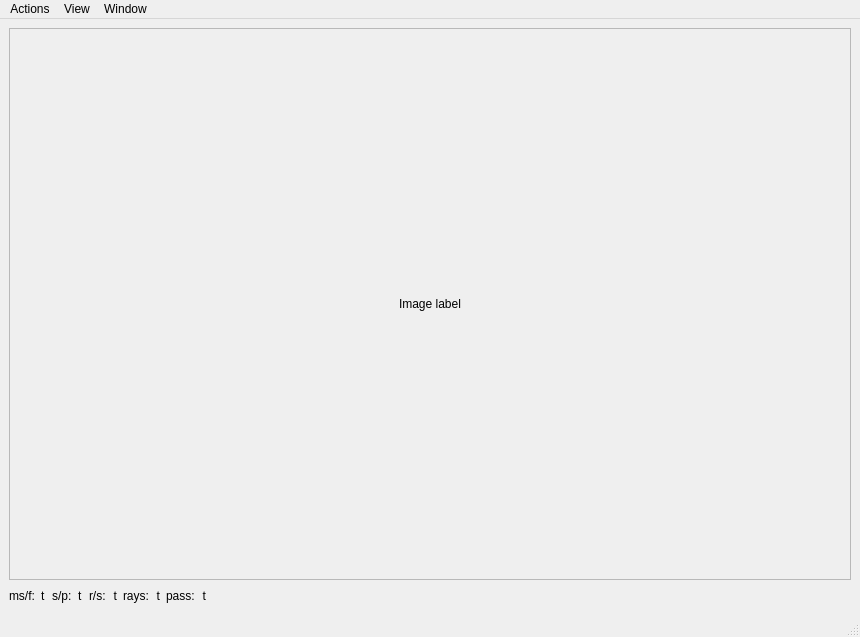
Qt form src/gui/painter_window/painter_window.ui (cppd/math) before a commit.
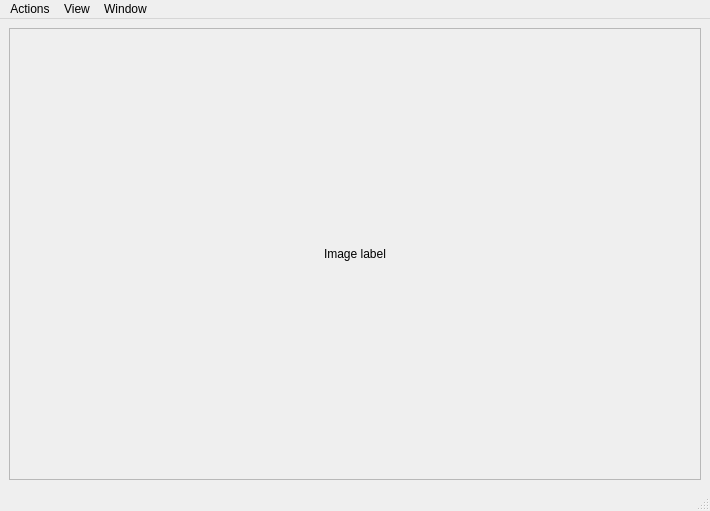
The same form after that commit.

Commit message: painter window statistics

```diff
--- a/src/gui/painter_window/painter_window.ui
+++ b/src/gui/painter_window/painter_window.ui
@@ -6,8 +6,8 @@
    <rect>
     <x>0</x>
     <y>0</y>
-    <width>860</width>
-    <height>637</height>
+    <width>710</width>
+    <height>511</height>
    </rect>
   </property>
   <property name="windowTitle">
@@ -31,8 +31,8 @@
         <rect>
          <x>0</x>
          <y>0</y>
-         <width>828</width>
-         <height>511</height>
+         <width>678</width>
+         <height>421</height>
         </rect>
        </property>
        <layout class="QVBoxLayout" name="verticalLayout_2">
@@ -50,117 +50,6 @@
       </widget>
      </widget>
     </item>
-    <item>
-     <layout class="QHBoxLayout" name="horizontalLayout">
-      <item>
-       <widget class="QLabel" name="label_5">
-        <property name="text">
-         <string>ms/f:</string>
-        </property>
-       </widget>
-      </item>
-      <item>
-       <widget class="QLabel" name="label_milliseconds_per_frame">
-        <property name="toolTip">
-         <string>Milliseconds per Frame</string>
-        </property>
-        <property name="text">
-         <string>t</string>
-        </property>
-       </widget>
-      </item>
-      <item>
-       <widget class="QLabel" name="label_4">
-        <property name="toolTip">
-         <string>Samples per Pixel</string>
-        </property>
-        <property name="text">
-         <string>s/p:</string>
-        </property>
-       </widget>
-      </item>
-      <item>
-       <widget class="QLabel" name="label_samples_per_pixel">
-        <property name="toolTip">
-         <string>Samples per Pixel</string>
-        </property>
-        <property name="text">
-         <string>t</string>
-        </property>
-       </widget>
-      </item>
-      <item>
-       <widget class="QLabel" name="label">
-        <property name="toolTip">
-         <string>Rays per Second</string>
-        </property>
-        <property name="text">
-         <string>r/s:</string>
-        </property>
-       </widget>
-      </item>
-      <item>
-       <widget class="QLabel" name="label_rays_per_second">
-        <property name="toolTip">
-         <string>Rays per Second</string>
-        </property>
-        <property name="text">
-         <string>t</string>
-        </property>
-        <property name="alignment">
-         <set>Qt::AlignRight|Qt::AlignTrailing|Qt::AlignVCenter</set>
-        </property>
-       </widget>
-      </item>
-      <item>
-       <widget class="QLabel" name="label_2">
-        <property name="text">
-         <string>rays:</string>
-        </property>
-       </widget>
-      </item>
-      <item>
-       <widget class="QLabel" name="label_ray_count">
-        <property name="text">
-         <string>t</string>
-        </property>
-        <property name="alignment">
-         <set>Qt::AlignRight|Qt::AlignTrailing|Qt::AlignVCenter</set>
-        </property>
-       </widget>
-      </item>
-      <item>
-       <widget class="QLabel" name="label_1">
-        <property name="text">
-         <string>pass:</string>
-        </property>
-       </widget>
-      </item>
-      <item>
-       <widget class="QLabel" name="label_pass_count">
-        <property name="text">
-         <string>t</string>
-        </property>
-        <property name="alignment">
-         <set>Qt::AlignRight|Qt::AlignTrailing|Qt::AlignVCenter</set>
-        </property>
-       </widget>
-      </item>
-      <item>
-       <spacer name="horizontalSpacer">
-        <property name="orientation">
-         <enum>Qt::Horizontal</enum>
-        </property>
-        <property name="sizeHint" stdset="0">
-         <size>
-          <width>40</width>
-          <height>20</height>
-         </size>
-        </property>
-       </spacer>
-      </item>
-     </layout>
-    </item>
    </layout>
   </widget>
   <widget class="QMenuBar" name="menu_bar">
@@ -168,7 +57,7 @@
     <rect>
      <x>0</x>
      <y>0</y>
-     <width>860</width>
+     <width>710</width>
      <height>29</height>
     </rect>
    </property>
```
The commit also changes 5 other files.
